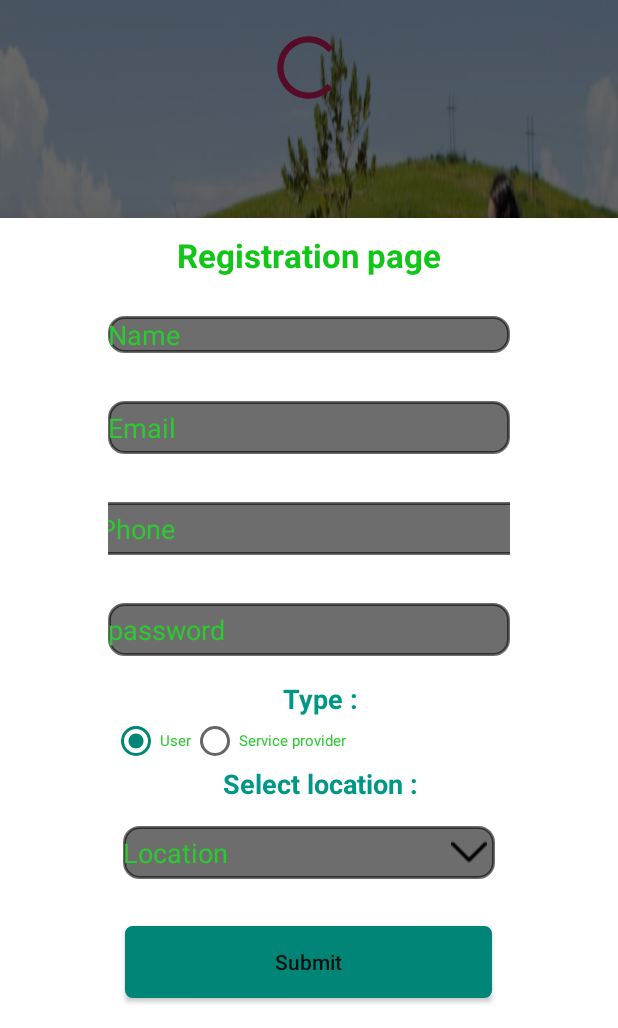
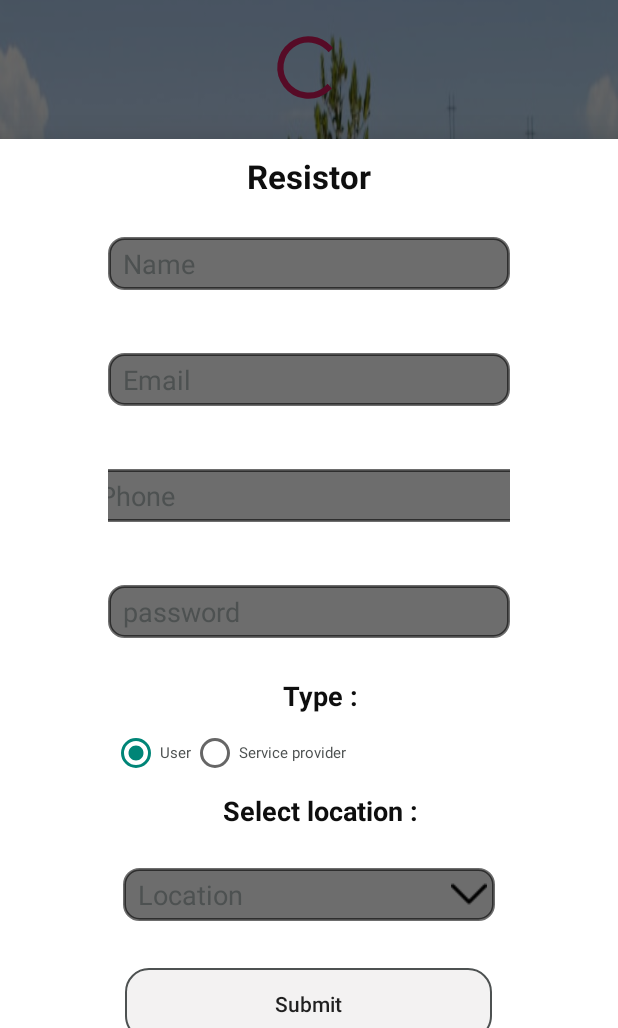
Before and after one commit to MdGolam-Kibria/UpdateRoadsideHelperAndroidApps, an Android app: the fragment SignupBottomSHeetFragment placed in its activity, on a phone screen of 412 x 824 dp, the part 208-1236 px from its top. Run offline under Robolectric (Android 15) with nearby library versions, the phone set to English and light mode, and no system bars; plain views replace AwesomeTextInputLayout.

Commit message:
This is Update RoadsideHelper Android App using forRoadside spring boot Rest Api

```diff
--- a/app/src/main/AndroidManifest.xml
+++ b/app/src/main/AndroidManifest.xml
@@ -6,7 +6,7 @@
     <uses-permission android:name="android.permission.READ_EXTERNAL_STORAGE" />
     <uses-permission android:name="android.permission.INTERNET" />
 
-    <uses-feature android:name="android.hardware.camera" android:required="false" />
+    <uses-feature android:name="android.hardware.camera2" android:required="false" />
 
     <application
         android:allowBackup="true"
--- a/app/src/main/java/com/example/myapplication/SignupBottomSHeetFragment.java
+++ b/app/src/main/java/com/example/myapplication/SignupBottomSHeetFragment.java
@@ -46,6 +46,7 @@ public class SignupBottomSHeetFragment extends BottomSheetDialogFragment {
         phone = view.findViewById(R.id.phone);
         password = view.findViewById(R.id.password);
         location = view.findViewById(R.id.location);
+
         radioGroup = view.findViewById(R.id.radioGroupID);
         signup = view.findViewById(R.id.signupBtn);
 
--- a/app/src/main/java/com/example/myapplication/Snd.java
+++ b/app/src/main/java/com/example/myapplication/Snd.java
@@ -26,6 +26,7 @@ import com.example.myapplication.problemShowToServiceProviders.ShowUserAllProble
 import com.example.myapplication.serviceProviderCheck.ProvidersCheckInterface;
 import com.example.myapplication.serviceProviderCheck.ServicePojo;
 
+import de.hdodenhof.circleimageview.CircleImageView;
 import retrofit2.Call;
 import retrofit2.Callback;
 import retrofit2.Response;
@@ -40,6 +41,7 @@ public class Snd extends Fragment {
     Button login, admin, test;
     LinearLayout resister;
     EditText email, password;
+    CircleImageView circleImageView;
 
     public Snd() {
         // Required empty public constructor
@@ -51,6 +53,7 @@ public class Snd extends Fragment {
                              Bundle savedInstanceState) {
         // Inflate the layout for this fragment
         View view = inflater.inflate(R.layout.fragment_snd, container, false);
+        circleImageView = view.findViewById(R.id.circleImage);
         admin = view.findViewById(R.id.admin);
         login = view.findViewById(R.id.login);
         resister = view.findViewById(R.id.resister);
--- a/app/src/main/java/com/example/myapplication/TestActivity.java
+++ b/app/src/main/java/com/example/myapplication/TestActivity.java
@@ -23,7 +23,6 @@ import retrofit2.converter.gson.GsonConverterFactory;
 
 public class TestActivity extends AppCompatActivity {
     private RecyclerView recyclerView;
-/////////////////  wow it works //////////////////////////////////////
     @Override
     protected void onCreate(Bundle savedInstanceState) {
         super.onCreate(savedInstanceState);
--- a/app/src/main/java/com/example/myapplication/UserDescription.java
+++ b/app/src/main/java/com/example/myapplication/UserDescription.java
@@ -21,6 +21,7 @@ import androidx.fragment.app.Fragment;
 import androidx.fragment.app.FragmentManager;
 import androidx.fragment.app.FragmentTransaction;
 
+import com.bumptech.glide.Glide;
 import com.example.myapplication.Retrofit.BaseUrl;
 import com.example.myapplication.admin.UserProbPojo.OurretrofitForUserPb;
 import com.example.myapplication.admin.UserProbPojo.PbPojo;
@@ -47,6 +48,7 @@ public class UserDescription extends Fragment {
     EditText userPb;
     private Uri imageUri;
     static final int REQUEST_IMAGE_CAPTURE_gallery = 1;
+
     public UserDescription() {
         // Required empty public constructor
     }
@@ -150,6 +152,7 @@ public class UserDescription extends Fragment {
 
             imageUri = data.getData();
             Picasso.with(getContext()).load(imageUri).into(imageButton);
+            // Glide.with(getContext()).load(imageUri).into(imageButton);
         }
         if (requestCode == REQUEST_IMAGE_CAPTURE) {
             photo = (Bitmap) data.getExtras().get("data");
--- a/app/src/main/res/drawable/forbtn.xml
+++ b/app/src/main/res/drawable/forbtn.xml
@@ -1,11 +1,11 @@
 <selector xmlns:android="http://schemas.android.com/apk/res/android">
     <item>
         <shape android:shape="rectangle">
-            <solid android:color="#008577"/>
-            <corners android:radius="4dp" />
+            <solid android:color="#25ACA7A7"/>
+            <corners android:radius="15dp" />
             <stroke
-                android:width="2dp"
-                android:color="#008577"
+                android:width="1dp"
+                android:color="#4D5151"
                 />
         </shape>
     </item>
--- a/app/src/main/res/drawable/ic_photo_camera_black_24dp.xml
+++ b/app/src/main/res/drawable/ic_photo_camera_black_24dp.xml
@@ -1,4 +1,4 @@
-<vector android:height="24dp" android:tint="#E44CC608"
+<vector android:height="24dp" android:tint="#514D4D"
     android:viewportHeight="24.0" android:viewportWidth="24.0"
     android:width="24dp" xmlns:android="http://schemas.android.com/apk/res/android">
     <path android:fillColor="#FF000000" android:pathData="M12,12m-3.2,0a3.2,3.2 0,1 1,6.4 0a3.2,3.2 0,1 1,-6.4 0"/>
--- a/app/src/main/res/layout/signup_buttom_sheet.xml
+++ b/app/src/main/res/layout/signup_buttom_sheet.xml
@@ -14,9 +14,9 @@
         android:layout_gravity="center_horizontal"
         android:layout_marginTop="10dp"
         android:layout_marginBottom="10dp"
-        android:text="Registration page"
+        android:text="Resistor"
         android:textAppearance="@style/TextAppearance.AppCompat.Large"
-        android:textColor="#12C519"
+        android:textColor="@color/black"
         android:textStyle="bold" />
 
     <ss.anoop.awesometextinputlayout.AwesomeTextInputLayout
@@ -24,17 +24,20 @@
         android:layout_gravity="center_horizontal"
         android:layout_height="wrap_content"
         android:padding="16dp"
-        app:borderColor="#008577"
-
-        app:borderWidth="2dp"
-        app:cornerRadius="2dp">
+        app:borderColor="#4D5151"
+        app:borderWidth="1dp"
+        app:cornerRadius="15dp">
 
         <EditText
             android:id="@+id/name"
+            android:imeOptions="actionNext"
             android:layout_width="match_parent"
             android:layout_height="wrap_content"
             android:backgroundTint="#92000000"
-            android:textColorHint="#2DC931"
+            android:paddingTop="5dp"
+            android:paddingLeft="10dp"
+            android:paddingBottom="5dp"
+            android:textColorHint="#4D5151"
             android:layout_gravity="center_horizontal"
             android:background="@drawable/foredittext"
             android:hint="Name"
@@ -47,19 +50,22 @@
         android:layout_gravity="center_horizontal"
         android:layout_height="wrap_content"
         android:padding="16dp"
-        app:borderColor="#008577"
-        app:borderWidth="2dp"
-        app:cornerRadius="2dp">
+        app:borderColor="#4D5151"
+        android:layout_marginTop="10dp"
+        app:borderWidth="1dp"
+        app:cornerRadius="15dp">
 
         <EditText
             android:id="@+id/email"
+            android:imeOptions="actionNext"
             android:layout_width="match_parent"
+            android:paddingLeft="10dp"
             android:layout_height="wrap_content"
             android:layout_gravity="center_horizontal"
             android:background="@drawable/foredittext"
             android:hint="Email"
             android:backgroundTint="#92000000"
-            android:textColorHint="#2DC931"
+            android:textColorHint="#4D5151"
             android:paddingTop="5dp"
 
             android:paddingBottom="5dp" />
@@ -70,12 +76,14 @@
         android:layout_gravity="center_horizontal"
         android:layout_height="wrap_content"
         android:padding="16dp"
-        app:borderColor="#008577"
-        app:borderWidth="2dp"
-        app:cornerRadius="2dp">
+        android:layout_marginTop="10dp"
+        app:borderColor="#4D5151"
+        app:borderWidth="1dp"
+        app:cornerRadius="15dp">
 
         <EditText
             android:id="@+id/phone"
+            android:imeOptions="actionNext"
             android:layout_width="300dp"
             android:layout_gravity="center_horizontal"
             android:layout_height="wrap_content"
@@ -83,7 +91,7 @@
             android:hint="Phone"
             android:paddingLeft="10dp"
             android:backgroundTint="#92000000"
-            android:textColorHint="#2DC931"
+            android:textColorHint="#4D5151"
              android:paddingTop="5dp"
             android:paddingBottom="5dp" />
     </ss.anoop.awesometextinputlayout.AwesomeTextInputLayout>
@@ -93,19 +101,22 @@
         android:layout_gravity="center_horizontal"
         android:layout_height="wrap_content"
         android:padding="16dp"
-        app:borderColor="#008577"
-        app:borderWidth="2dp"
-        app:cornerRadius="2dp">
+        android:layout_marginTop="10dp"
+        app:borderColor="#4D5151"
+        app:borderWidth="1dp"
+        app:cornerRadius="15dp">
 
         <EditText
             android:id="@+id/password"
+            android:imeOptions="actionNext"
             android:layout_width="match_parent"
             android:layout_height="wrap_content"
             android:layout_gravity="center_horizontal"
             android:background="@drawable/foredittext"
+            android:paddingLeft="10dp"
             android:hint="password"
             android:backgroundTint="#92000000"
-            android:textColorHint="#2DC931"
+            android:textColorHint="#4D5151"
             android:paddingTop="5dp"
             android:paddingBottom="5dp" />
     </ss.anoop.awesometextinputlayout.AwesomeTextInputLayout>
@@ -116,13 +127,15 @@
         android:layout_height="wrap_content"
         android:layout_marginLeft="10dp"
         android:text="Type : "
+        android:layout_marginTop="10dp"
         android:textSize="18dp"
-        android:textColor="#009688"
+        android:textColor="@color/black"
         android:textStyle="bold" />
 
     <LinearLayout
         android:layout_width="match_parent"
         android:layout_height="wrap_content"
+        android:layout_marginTop="10dp"
         android:layout_marginLeft="50dp"
         android:orientation="horizontal">
 
@@ -138,7 +151,7 @@
                 android:checked="true"
                 android:layout_width="match_parent"
                 android:layout_height="wrap_content"
-                android:textColor="#2DC931"
+                android:textColor="#4D5151"
                 android:backgroundTint="#92000000"
                 android:text="User"
                 android:textSize="10dp" />
@@ -147,7 +160,7 @@
                 android:id="@+id/serviceProvider"
                 android:layout_width="match_parent"
                 android:layout_height="wrap_content"
-                android:textColor="#2DC931"
+                android:textColor="#4D5151"
                 android:backgroundTint="#92000000"
 
                  android:text="Service provider"
@@ -163,30 +176,34 @@
         android:layout_marginLeft="10dp"
         android:text="Select location : "
         android:textSize="18dp"
+        android:layout_marginTop="10dp"
         android:textStyle="bold"
-        android:textColor="#009688" />
+        android:textColor="@color/black" />
 
     <ss.anoop.awesometextinputlayout.AwesomeTextInputLayout
         android:layout_width="300dp"
         android:layout_gravity="center_horizontal"
         android:layout_height="wrap_content"
         android:padding="16dp"
-        app:borderColor="#008577"
-        app:borderWidth="2dp"
-        app:cornerRadius="2dp">
+        android:layout_marginTop="10dp"
+        app:borderColor="#4D5151"
+        app:borderWidth="1dp"
+        app:cornerRadius="15dp">
 
         <EditText
             android:id="@+id/location"
+            android:imeOptions="actionNext"
             android:layout_width="match_parent"
             android:layout_height="wrap_content"
             android:layout_gravity="center_horizontal"
             android:layout_marginLeft="10dp"
             android:layout_marginRight="10dp"
+            android:paddingLeft="10dp"
             android:hint="Location"
             android:background="@drawable/foredittext"
             android:drawableRight="@drawable/btnarrow"
             android:backgroundTint="#92000000"
-            android:textColorHint="#2DC931"
+            android:textColorHint="#4D5151"
             android:paddingTop="5dp"
             android:paddingRight="5dp"
             android:paddingBottom="5dp" />
```
Also changed, not shown: app/build.gradle (+7 -0 lines), app/src/main/res/drawable/ic_privatecar.xml (+5 -5 lines), app/src/main/res/layout/after_login.xml (+4 -4 lines), app/src/main/res/layout/fragment_snd.xml (+22 -18 lines), app/src/main/res/layout/fragment_user_description.xml (+22 -17 lines), app/src/main/res/drawable-v24/icon.jpg (deleted).
